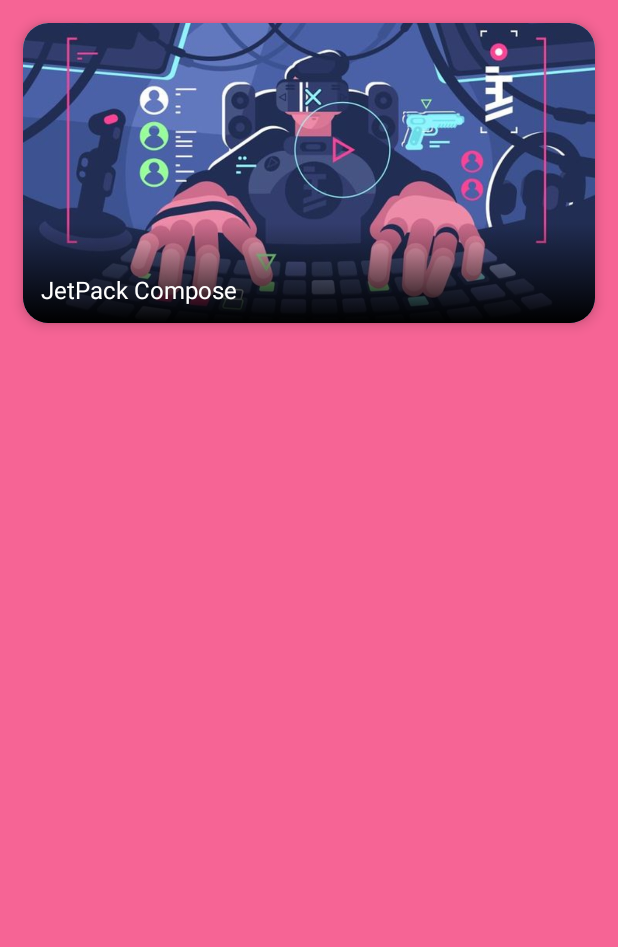
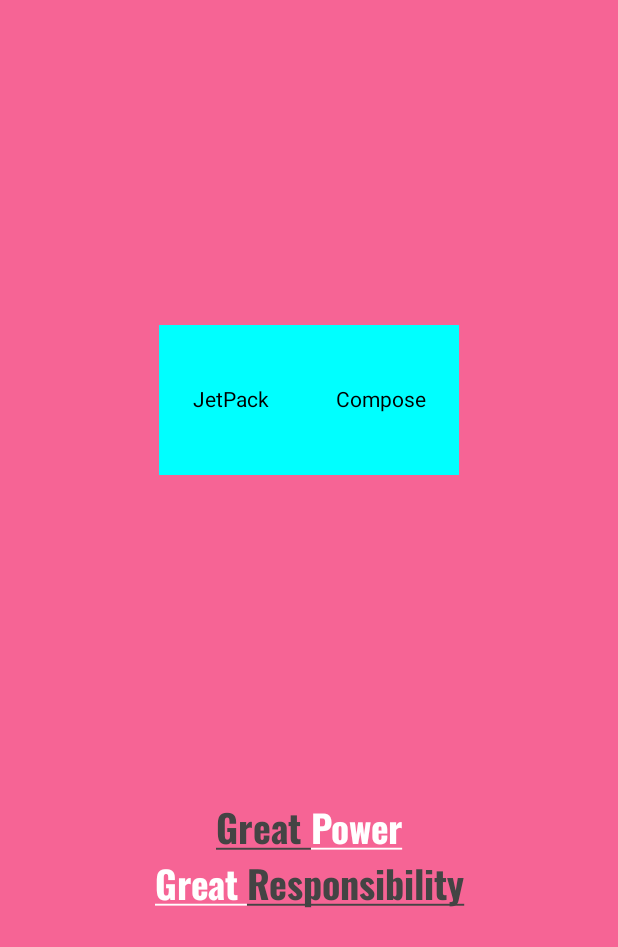
Before and after one commit to AyushPushpkar/JetpackIntro, an Android app built with Jetpack Compose: the screen it shows after launch (ImageCardActivity before the commit, RowColumnActivity after it), on a phone screen of 412 x 824 dp. Shown: the top 947 px of the screen. Run offline under Robolectric (Android 15) with nearby library versions, the phone set to English and light mode, and no system bars.

Commit message:
commit text stye

```diff
--- a/app/src/main/java/com/example/jetpackintro/ImageCardActivity.kt
+++ b/app/src/main/java/com/example/jetpackintro/ImageCardActivity.kt
@@ -64,25 +64,24 @@ fun ImageCard(
     Card(
         modifier = Modifier.fillMaxWidth() ,
         shape = RoundedCornerShape(17.dp) ,
-        elevation = CardDefaults.cardElevation(5.dp)
+        elevation = CardDefaults.elevatedCardElevation(10.dp)
     ){
         Box (modifier = Modifier.height(200.dp)){
             Image(painter = painter , contentDescription = contentDes , contentScale = ContentScale.Crop)
 
             Box (
-                modifier = Modifier.fillMaxSize()
+                modifier = Modifier
+                    .fillMaxSize()
                     .background(
                         brush = Brush.verticalGradient(
                             colors = listOf(
-                            Color.Transparent ,
+                                Color.Transparent,
                                 Color.Black
-                        ) ,
+                            ),
                             startY = 200f
                         )
                     )
-            ){
-
-            }
+            ){}
 
             Box (
                 modifier = Modifier
@@ -90,7 +89,7 @@ fun ImageCard(
                     .padding(12.dp),
                 contentAlignment = Alignment.BottomStart
             ){
-                Text(title , style = TextStyle(color = Color.White , fontSize = 16.sp))
+                Text(text = title , style = TextStyle(color = Color.White , fontSize = 16.sp))
             }
         }
     }
--- a/app/src/main/java/com/example/jetpackintro/ModifierActivity.kt
+++ b/app/src/main/java/com/example/jetpackintro/ModifierActivity.kt
@@ -50,12 +50,12 @@ class MainActivity2 : ComponentActivity() {
                 Text(text = "Compose")
                 Text("Modifiers" ,
                     modifier = Modifier
-                        .offset(y = 20.dp)
+                        .offset(y = 20.dp) //won't push other elements  like margin
                         .clickable {  }
                         .background(Jade)
                         .border(2.dp ,Color.Cyan)
                         .padding(10.dp)
-                        )  //won't push other elements  like margin
+                        )
             }
         }
     }
--- a/app/src/main/java/com/example/jetpackintro/RowColumnActivity.kt
+++ b/app/src/main/java/com/example/jetpackintro/RowColumnActivity.kt
@@ -15,13 +15,32 @@ import androidx.compose.material3.Text
 import androidx.compose.ui.Alignment
 import androidx.compose.ui.Modifier
 import androidx.compose.ui.graphics.Color
+import androidx.compose.ui.text.SpanStyle
+import androidx.compose.ui.text.buildAnnotatedString
+import androidx.compose.ui.text.font.Font
+import androidx.compose.ui.text.font.FontFamily
+import androidx.compose.ui.text.font.FontStyle
+import androidx.compose.ui.text.font.FontWeight
+import androidx.compose.ui.text.style.TextAlign
+import androidx.compose.ui.text.style.TextDecoration
+import androidx.compose.ui.text.withStyle
 import androidx.compose.ui.unit.dp
+import androidx.compose.ui.unit.sp
 import com.example.jetpackintro.ui.theme.Pink
 
 class RowColumnActivity : ComponentActivity() {
     override fun onCreate(savedInstanceState: Bundle?) {
         super.onCreate(savedInstanceState)
         enableEdgeToEdge()
+        val fontFamily= FontFamily(
+            Font(R.font.oswald_light , FontWeight.Light) ,
+            Font(R.font.oswald_extralight , FontWeight.ExtraLight) ,
+            Font(R.font.oswald_bold , FontWeight.Bold) ,
+            Font(R.font.oswald_regular , FontWeight.Normal) ,
+            Font(R.font.oswald_medium , FontWeight.Medium) ,
+            Font(R.font.oswald_semibold, FontWeight.SemiBold)
+        )
+
         setContent {
 
             Column(
@@ -43,7 +62,35 @@ class RowColumnActivity : ComponentActivity() {
                     Text(text = "JetPack")
                     Text(text = "Compose")
                 }
-                Text(text = "Beginner")
+                Text(
+                    text = buildAnnotatedString {
+                        withStyle(
+                            style = SpanStyle(
+                                color = Color.DarkGray,
+                                fontSize = 25.sp
+                            )
+                        ){
+                            append("Great ")
+                        }
+                        append("Power\n")
+                        append("Great ")
+                        withStyle(
+                            style = SpanStyle(
+                                color = Color.DarkGray,
+                                fontSize = 25.sp
+                            )
+                        ){
+                            append("Responsibility")
+                        }
+                    } ,
+                    color = Color.White,
+                    fontSize = 25.sp,
+                    fontFamily = fontFamily ,
+                    fontWeight = FontWeight.Bold ,
+                    fontStyle = FontStyle.Normal ,
+                    textAlign = TextAlign.Center ,
+                    textDecoration = TextDecoration.Underline
+                )
             }
         }
     }
--- a/app/src/main/res/values/strings.xml
+++ b/app/src/main/res/values/strings.xml
@@ -1,6 +1,6 @@
 <resources>
     <string name="app_name">JetPack Intro</string>
-    <string name="title_activity_main2">MainActivity2</string>
-    <string name="title_activity_row_column">RowColumnActivity</string>
-    <string name="title_activity_image_card">ImageCardActivity</string>
+<!--    <string name="title_activity_main2">MainActivity2</string>-->
+<!--    <string name="title_activity_row_column">RowColumnActivity</string>-->
+<!--    <string name="title_activity_image_card">ImageCardActivity</string>-->
 </resources>
```
Also changed, not shown: app/src/main/AndroidManifest.xml (+6 -8 lines), app/src/main/res/font/oswald_bold.ttf (added), app/src/main/res/font/oswald_extralight.ttf (added), app/src/main/res/font/oswald_light.ttf (added), app/src/main/res/font/oswald_medium.ttf (added), app/src/main/res/font/oswald_regular.ttf (added), app/src/main/res/font/oswald_semibold.ttf (added). Lines whose indentation alone changed are shown as unchanged.
